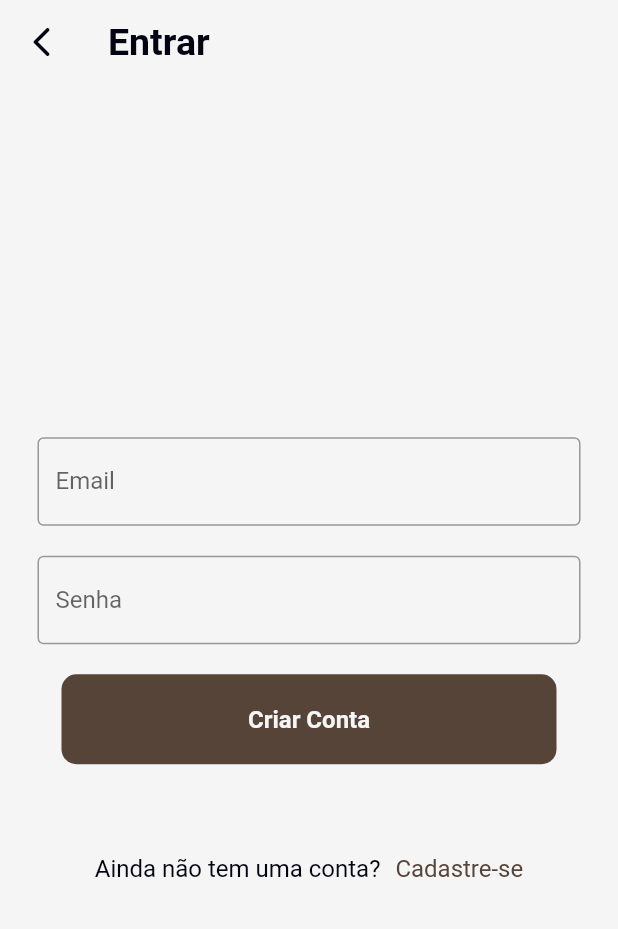
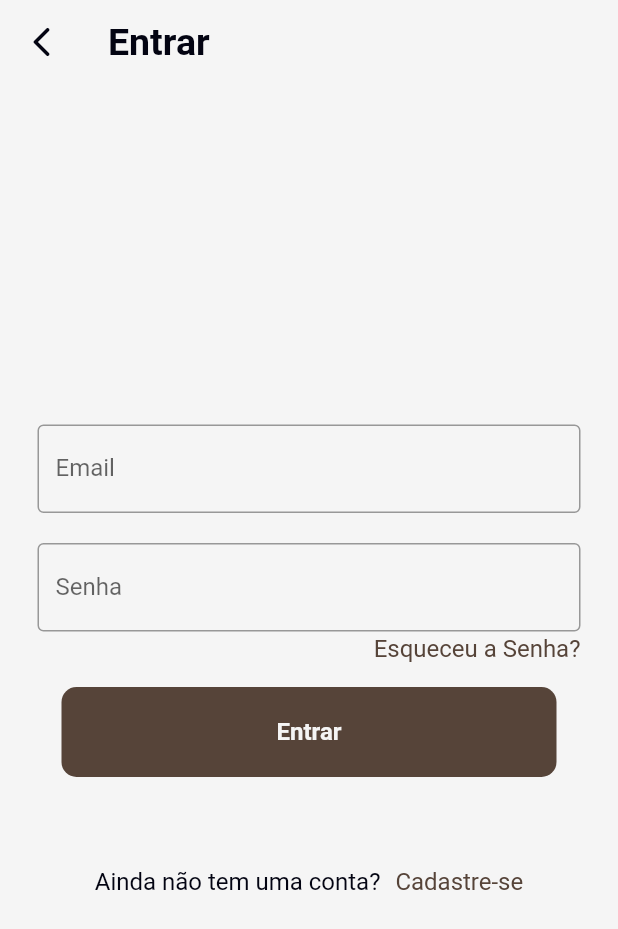
Before and after one commit to rescode-team/app_blog, a Flutter app: the EntrarPage screen opened by its route, on a phone screen of 412 x 824 dp. Shown: the top 929 px of the screen. Run offline on Flutter 3.47's test engine with Material 2 defaults, Android fonts, the phone set to English and light mode, and no system bars; our stand-ins replace cloud_firestore, firebase_auth, firebase_core, flutter_snake_navigationbar, get, google_fonts and 2 more; missing offline and left inert: advanced_icon; accounts and stored records are empty; Roboto replaces fonts that are missing (Alexandria, Alice).

Commit message:
Chore and Feature:
resolução de alguns bugs e adição de feature de recuperação de senha.

```diff
--- a/lib/Model/models/Artigo.dart
+++ b/lib/Model/models/Artigo.dart
@@ -1,5 +1,3 @@
-import 'package:flutter/material.dart';
-
 import 'Usuario.dart';
 
 class Artigo{
--- a/lib/Model/repository/authentication.dart
+++ b/lib/Model/repository/authentication.dart
@@ -1,11 +1,10 @@
-import 'package:app_blog/Model/repository/database.dart';
-import 'package:flutter/cupertino.dart';
+import 'package:flutter/material.dart';
 import '../models/Usuario.dart';
 
 abstract class AuthenticationRepository{
   authentication(Usuario usuario, BuildContext context);
 }
 
-abstract class SignOut{
+abstract class SignOutRepository{
   sair(BuildContext context);
 }
--- a/lib/View/conta/conta_info_page.dart
+++ b/lib/View/conta/conta_info_page.dart
@@ -1,3 +1,4 @@
+import 'package:app_blog/Model/repository/acessardados.dart';
 import 'package:flutter/material.dart';
 import '../../Model/models/TipoAcessoDataBase.dart';
 import '../../Model/models/Usuario.dart';
@@ -13,7 +14,7 @@ class ContaInfoPage extends StatefulWidget {
 
 class _ContaInfoPageState extends State<ContaInfoPage> {
 
-  final ContaViewModel _viewModel = ContaViewModel(AcessarDadosRepository());
+  final ContaViewModel _viewModel = ContaViewModel(AcessarDadosRepository() as AcessarDados);
   Usuario usuario = Usuario();
 
   _bind() async {
--- a/lib/View/conta/conta_page.dart
+++ b/lib/View/conta/conta_page.dart
@@ -1,8 +1,4 @@
-import 'package:app_blog/Model/models/TipoAcessoDataBase.dart';
-import 'package:app_blog/Model/models/Usuario.dart';
-import 'package:app_blog/Model/servicos/acessardados_service.dart';
 import 'package:app_blog/View/conta/conta_info_page.dart';
-import 'package:app_blog/ViewModel/conta/conta_viewmodel.dart';
 import 'package:app_blog/ViewModel/controller/auth_controller.dart';
 import 'package:flutter/material.dart';
 import 'package:get/get.dart';
--- a/lib/View/home/home_page.dart
+++ b/lib/View/home/home_page.dart
@@ -8,7 +8,6 @@ import 'package:flutter/material.dart';
 import 'package:flutter/services.dart';
 import 'package:flutter_snake_navigationbar/flutter_snake_navigationbar.dart';
 import 'package:line_icons/line_icon.dart';
-import 'package:line_icons/line_icons.dart';
 import '../conta/conta_page.dart';
 import '../resources/color_manager.dart';
 
--- a/lib/View/inicio/populares/populares_page.dart
+++ b/lib/View/inicio/populares/populares_page.dart
@@ -5,8 +5,6 @@ import 'package:app_blog/View/resources/style_manager.dart';
 import 'package:app_blog/View/resources/values_manager.dart';
 import 'package:flutter/material.dart';
 import 'package:advanced_icon/advanced_icon.dart';
-import 'package:line_icons/line_icon.dart';
-
 import '../../../Model/models/Artigo.dart';
 import '../../resources/routes_manager.dart';
 
--- a/lib/View/login/entrar_page.dart
+++ b/lib/View/login/entrar_page.dart
@@ -64,7 +64,7 @@ class _EntrarPageState extends State<EntrarPage> {
                       controller: _email,
                       decoration: const InputDecoration(
                           border: OutlineInputBorder(),
-                          labelText: 'Email'
+                          labelText: AppStrings.email
                       ),
                       validator: (value){
                         if(!value!.contains('@') || !value.contains('.com')){
@@ -86,7 +86,7 @@ class _EntrarPageState extends State<EntrarPage> {
                       obscureText: true,
                       decoration: const InputDecoration(
                           border: OutlineInputBorder(),
-                          labelText: 'Senha'
+                          labelText: AppStrings.senha
                       ),
                       validator: (value){
                         if(value!.length < 6){
@@ -97,19 +97,29 @@ class _EntrarPageState extends State<EntrarPage> {
                       },
                     ),
                   ),
-                  const SizedBox(height: AppSize.s20,),
-                  ElevatedButton(
-                      onPressed: (){
+                  const SizedBox(height: AppSize.s2,),
+                  Padding(
+                    padding: const EdgeInsets.symmetric(horizontal: AppSize.s25),
+                    child: Row(
+                      mainAxisAlignment: MainAxisAlignment.end,
+                      crossAxisAlignment: CrossAxisAlignment.center,
+                      children: [
+                        GestureDetector(
+                          onTap: () => Navigator.pushNamed(context, Routes.forgotPassword),
+                          child: Text('Esqueceu a Senha?', style: getAliceStyle(color: ColorManager.marrom, fontSize: AppSize.s16),),
+                        )
+                      ],
+                    ),
+                  ),
+                  const SizedBox(height: AppSize.s16,),
+                  GestureDetector(
+                    onTap: (){
                       if(formKey.currentState!.validate()){
                         usuario.email = _email.text;
                         usuario.senha = _senha.text;
                         _viewModel.entrar(usuario, context);
                       }
                     },
-                      style: ElevatedButton.styleFrom(
-                          elevation: 0,
-                          backgroundColor: Colors.transparent
-                      ),
                     child: Container(
                       width: AppSize.s330,
                       height: AppSize.s60,
@@ -119,7 +129,7 @@ class _EntrarPageState extends State<EntrarPage> {
                           borderRadius: BorderRadius.circular(AppSize.s10)
                       ),
                       child: Center(
-                          child: Text(AppStrings.criarConta, style: getAlexandriaStyle(color: ColorManager.branco, fontSize: AppSize.s16),),
+                        child: Text(AppStrings.entrar, style: getAlexandriaStyle(color: ColorManager.branco, fontSize: AppSize.s16),),
                       ),
                     )
                   )
--- a/lib/View/resources/routes_manager.dart
+++ b/lib/View/resources/routes_manager.dart
@@ -3,6 +3,7 @@ import 'package:app_blog/View/inicio/topicos/topicos_page.dart';
 import 'package:app_blog/View/inicio/topicos/topicos_selecionados_page.dart';
 import 'package:app_blog/View/leitura/leitura_page.dart';
 import 'package:app_blog/View/login/criarconta_page.dart';
+import 'package:app_blog/View/login/forgotpassword/forgotpassword_page.dart';
 import 'package:app_blog/View/resources/strings_manager.dart';
 import 'package:flutter/material.dart';
 
@@ -16,6 +17,7 @@ class Routes{
   static const String topicosSelecionados = 'topicosselecionados';
   static const String loginCriarConta = 'logincriarconta';
   static const String loginEntrar = 'loginentrar';
+  static const String forgotPassword = 'forgotPassword';
 
 }
 
@@ -38,6 +40,8 @@ class RouteGenerator{
         return MaterialPageRoute(builder: (_) => CriarContaPage());
       case Routes.loginEntrar:
         return MaterialPageRoute(builder: (_) => EntrarPage());
+      case Routes.forgotPassword:
+        return MaterialPageRoute(builder: (_) => ForgotPasswordPage());
       default:
         return unDefinedRoute();
     }
--- a/lib/View/resources/strings_manager.dart
+++ b/lib/View/resources/strings_manager.dart
@@ -20,6 +20,7 @@ class AppStrings{
   static const String nome = 'Nome';
   static const String email = 'Email';
   static const String senha = 'Senha';
+  static const String esqueceuSenha = 'Esqueceu a Senha?';
 
 }
 
--- a/lib/ViewModel/login/login_viewmodel.dart
+++ b/lib/ViewModel/login/login_viewmodel.dart
@@ -1,7 +1,6 @@
+import 'package:app_blog/Model/models/Usuario.dart';
 import 'package:app_blog/Model/repository/authentication.dart';
 import 'package:flutter/cupertino.dart';
-import '../../Model/models/Usuario.dart';
-import '../../Model/repository/database.dart';
 
 class LoginViewModel{
 
```
Also changed, not shown: lib/Model/servicos/authentication_service.dart (+7 -8 lines), lib/Model/servicos/logout_service.dart (+4 -6 lines), lib/View/login/criarconta_page.dart (+2 -6 lines), lib/View/login/forgotpassword/forgotpassword_page.dart (+107 -0 lines), lib/View/login/login_page.dart (+6 -10 lines), lib/ViewModel/conta/conta_viewmodel.dart (+8 -1 lines), lib/ViewModel/forgotpassword/forgotpassword_viewmodel.dart (added, +14 -0 lines), lib/View/common/mensagens.dart (added). Lines whose indentation alone changed are shown as unchanged.
